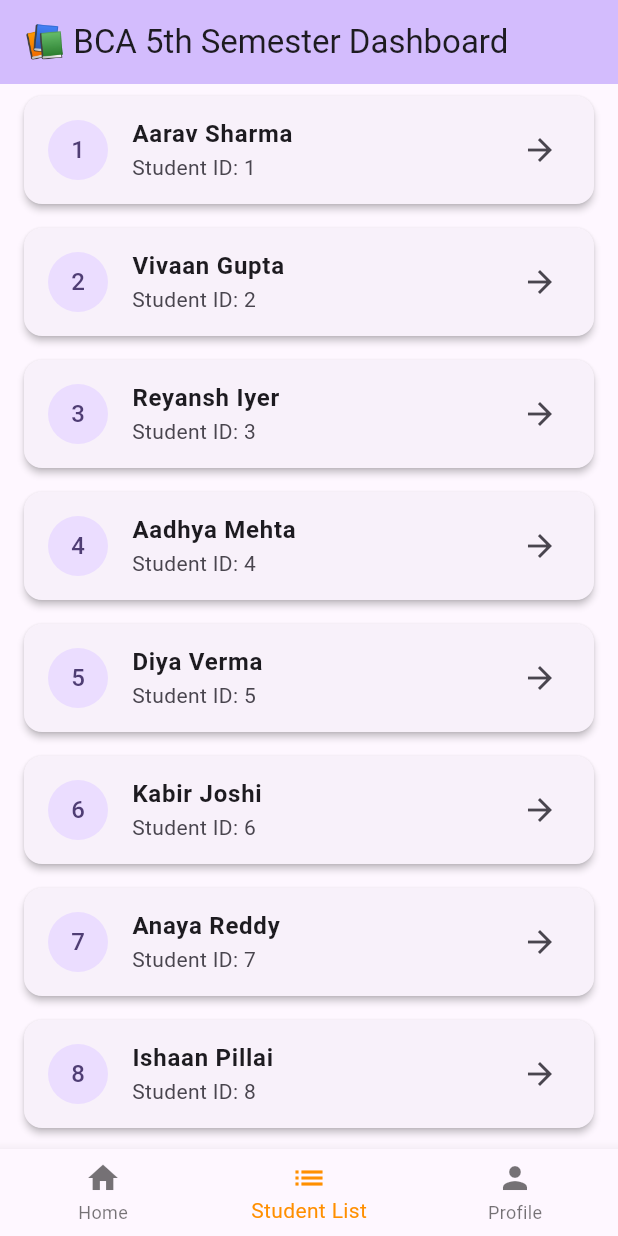
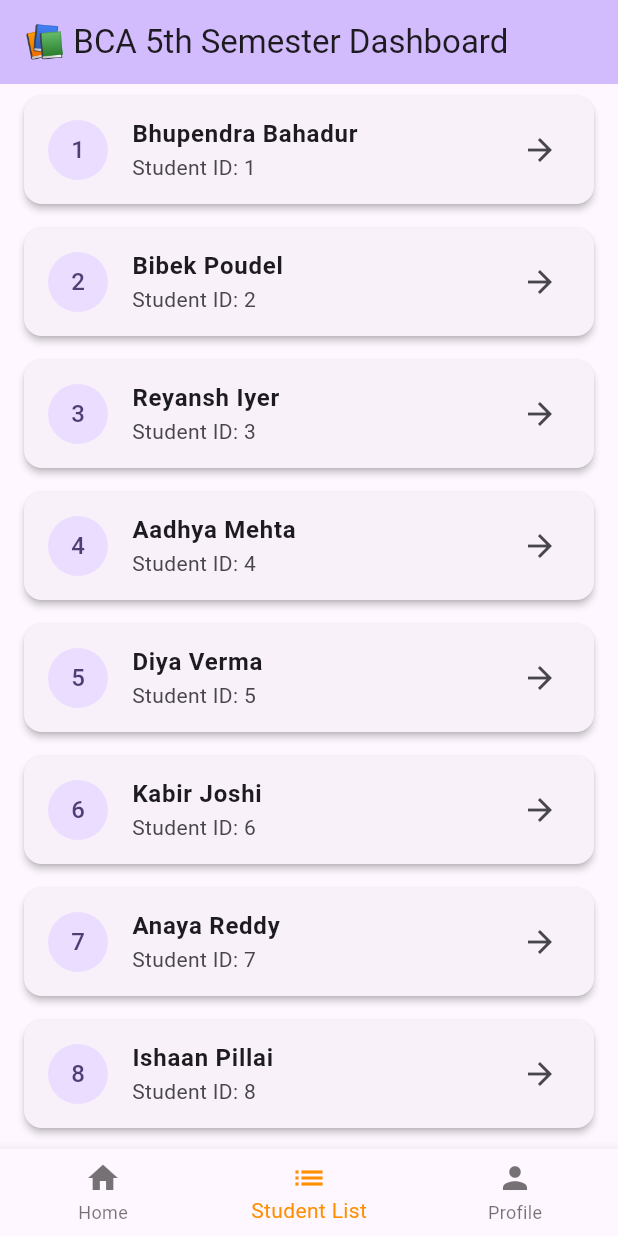
Before and after one commit to Ambikadulal/reliance_college_app, a Flutter app: the screen it shows after launch, item 2 of the bottom bar chosen, on a phone screen of 412 x 824 dp. Run offline on Flutter 3.47's test engine with Material 3 defaults, Android fonts, the phone set to English and light mode, and no system bars.

Commit message:
2nd commit

```diff
--- a/lib/pages/screens/student_info_listview.dart
+++ b/lib/pages/screens/student_info_listview.dart
@@ -38,8 +38,8 @@ import 'package:flutter/material.dart';
 
 // Student List Data
 final List<Map<String, String>> students = [
-  {"id": "1", "name": "Aarav Sharma"},
-  {"id": "2", "name": "Vivaan Gupta"},
+  {"id": "1", "name": "Bhupendra Bahadur"},
+  {"id": "2", "name": "Bibek Poudel"},
   {"id": "3", "name": "Reyansh Iyer"},
   {"id": "4", "name": "Aadhya Mehta"},
   {"id": "5", "name": "Diya Verma"},
```
